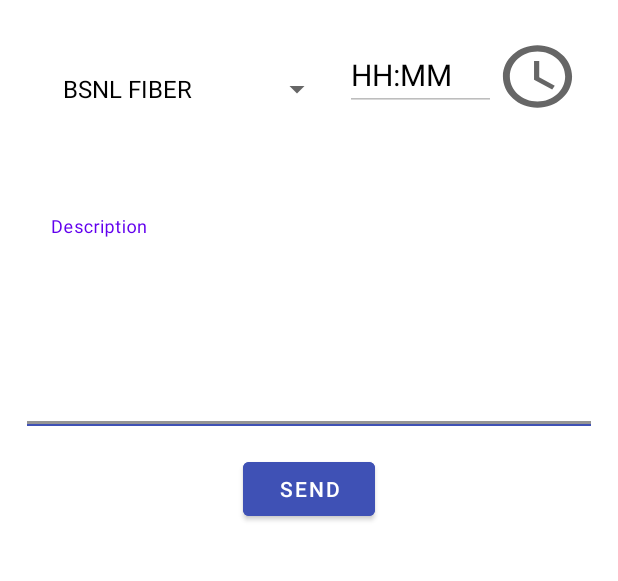
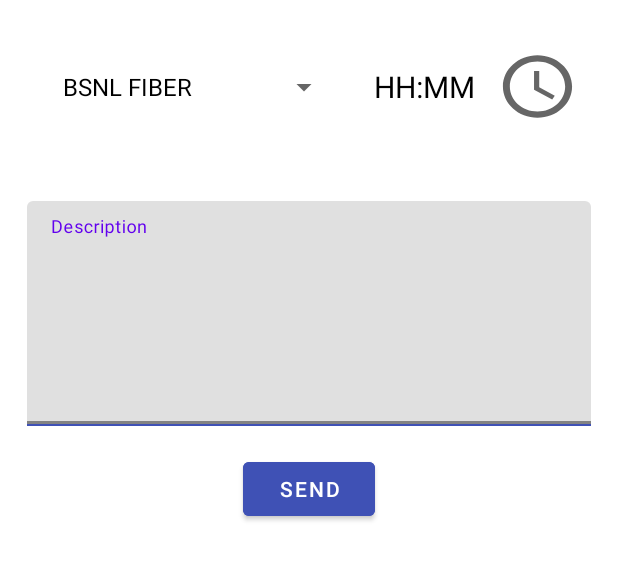
Before and after one commit to sanket08/RoyalTeleAdmin, an Android app: the screen it shows after launch (MainActivity), on a phone screen of 412 x 824 dp, the part 573-1154 px from its top. Run offline under Robolectric (Android 15) with nearby library versions, the phone set to English and light mode, and no system bars.

Commit message:
FCM connect

```diff
--- a/app/build.gradle
+++ b/app/build.gradle
@@ -1,5 +1,6 @@
 plugins {
     id 'com.android.application'
+    id 'com.google.gms.google-services'
 }
 
 android {
@@ -33,6 +34,7 @@ dependencies {
     implementation 'com.google.android.material:material:1.5.0'
     implementation 'androidx.constraintlayout:constraintlayout:2.1.3'
     implementation 'com.android.volley:volley:1.2.1'
+    implementation 'com.google.firebase:firebase-messaging:23.0.3'
     testImplementation 'junit:junit:4.13.2'
     androidTestImplementation 'androidx.test.ext:junit:1.1.3'
     androidTestImplementation 'androidx.test.espresso:espresso-core:3.4.0'
--- a/app/src/main/java/com/sanket/royalteleadmin/MainActivity.java
+++ b/app/src/main/java/com/sanket/royalteleadmin/MainActivity.java
@@ -1,6 +1,7 @@
 package com.sanket.royalteleadmin;
 
 import androidx.appcompat.app.AppCompatActivity;
+import androidx.appcompat.app.AppCompatDelegate;
 
 import android.app.AlertDialog;
 import android.app.TimePickerDialog;
@@ -20,7 +21,7 @@ import java.util.Calendar;
 
 public class MainActivity extends AppCompatActivity implements AdapterView.OnItemSelectedListener {
 
-    String[] services={"BSNL FIBER","RAIL WIRE"};
+    String[] services={"BSNL FIBER","RAILWIRE"};
     ImageButton imageButton;
     Button submit;
     EditText editText,content;
@@ -31,6 +32,7 @@ public class MainActivity extends AppCompatActivity implements AdapterView.OnIte
     protected void onCreate(Bundle savedInstanceState) {
         super.onCreate(savedInstanceState);
         setContentView(R.layout.activity_main);
+        AppCompatDelegate.setDefaultNightMode(AppCompatDelegate.MODE_NIGHT_NO);
        serve =(Spinner) findViewById(R.id.spinner);
         serve.setOnItemSelectedListener(this);
         ArrayAdapter service = new ArrayAdapter(this, androidx.appcompat.R.layout.support_simple_spinner_dropdown_item,services);
@@ -104,7 +106,7 @@ public class MainActivity extends AppCompatActivity implements AdapterView.OnIte
     }
     private void alertDialoge() {
         AlertDialog.Builder builder= new AlertDialog.Builder(this);
-        builder.setTitle(title + "at"+ time);
+        builder.setTitle(title + " at "+ time);
         builder.setMessage(content.getText());
         AlertDialog alertDialog = builder.create();
         alertDialog.show();
--- a/app/src/main/res/layout/activity_main.xml
+++ b/app/src/main/res/layout/activity_main.xml
@@ -5,7 +5,8 @@
     android:layout_width="match_parent"
     android:layout_height="match_parent"
     tools:context=".MainActivity"
-    android:id="@+id/parent">
+    android:id="@+id/parent"
+    android:background="@color/white">
 
 
 
@@ -20,6 +21,7 @@
             android:src="@drawable/ic_launcher_foreground"/>
 
 
+
     <LinearLayout
         android:id="@+id/topPanel"
         android:layout_width="match_parent"
@@ -29,7 +31,7 @@
         android:layout_marginTop="18dp"
         android:layout_marginEnd="18dp"
         android:layout_marginBottom="18dp"
-        android:gravity="center_horizontal"
+        android:gravity="center_horizontal|center_vertical"
         android:orientation="horizontal"
         android:padding="8dp">
 
@@ -51,6 +53,8 @@
             android:textSize="20sp"
             android:layout_weight="2"
             android:enabled="false"
+            android:gravity="center"
+            android:background="@android:color/transparent"
             android:textColor="@color/black"/>
         <ImageButton
             android:layout_width="55dp"
@@ -77,16 +81,18 @@
                 android:layout_height="match_parent"
                 android:id="@+id/desc"
                 android:hint="Description"
-                android:background="@android:color/transparent"/>
+
+                />
     </com.google.android.material.textfield.TextInputLayout>
+
     <Button
+        android:id="@+id/submit"
         android:layout_width="wrap_content"
         android:layout_height="wrap_content"
+        android:layout_below="@id/downpanel"
+        android:layout_centerHorizontal="true"
         android:backgroundTint="@color/blue"
-        android:text="Send"
-        android:id="@+id/submit"
-        android:layout_below="@id/downpanel"
-        android:layout_centerHorizontal="true"/>
+        android:text="Send" />
 
 
 
--- a/app/src/main/res/values-night/themes.xml
+++ b/app/src/main/res/values-night/themes.xml
@@ -2,13 +2,13 @@
     <!-- Base application theme. -->
     <style name="Theme.RoyalTeleAdmin" parent="Theme.MaterialComponents.DayNight.DarkActionBar">
         <!-- Primary brand color. -->
-        <item name="colorPrimary">@color/purple_200</item>
+        <item name="colorPrimary">@color/purple_500</item>
         <item name="colorPrimaryVariant">@color/purple_700</item>
-        <item name="colorOnPrimary">@color/black</item>
+        <item name="colorOnPrimary">@color/white</item>
         <!-- Secondary brand color. -->
         <item name="colorSecondary">@color/teal_200</item>
-        <item name="colorSecondaryVariant">@color/teal_200</item>
-        <item name="colorOnSecondary">@color/black</item>
+        <item name="colorSecondaryVariant">@color/teal_700</item>
+        <item name="colorOnSecondary">@color/white</item>
         <!-- Status bar color. -->
         <item name="android:statusBarColor" tools:targetApi="l">?attr/colorPrimaryVariant</item>
         <!-- Customize your theme here. -->
--- a/build.gradle
+++ b/build.gradle
@@ -1,4 +1,8 @@
-// Top-level build file where you can add configuration options common to all sub-projects/modules.
+buildscript {
+    dependencies {
+        classpath 'com.google.gms:google-services:4.3.10'
+    }
+}// Top-level build file where you can add configuration options common to all sub-projects/modules.
 plugins {
     id 'com.android.application' version '7.1.2' apply false
     id 'com.android.library' version '7.1.2' apply false
```
Also changed, not shown: app/src/main/res/drawable/bg_border.xml (added, +8 -0 lines), 1 other file.
